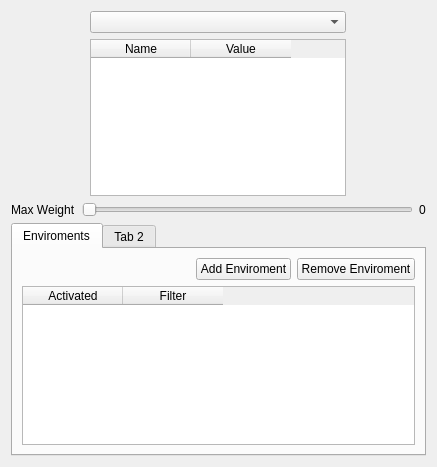
Before: the Qt Designer form yatel/gui/uis/ExplorerFrame.ui in leliel12/yatel, drawn with Qt 5.
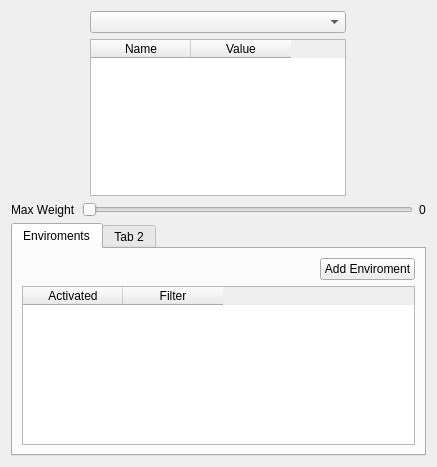
After: the same form once the commit is applied.

Commit message: remove button for enviroments implemented

```diff
--- a/yatel/gui/uis/ExplorerFrame.ui
+++ b/yatel/gui/uis/ExplorerFrame.ui
@@ -133,13 +133,6 @@
            </property>
           </widget>
          </item>
-         <item>
-          <widget class="QPushButton" name="pushButton_2">
-           <property name="text">
-            <string>Remove Enviroment</string>
-           </property>
-          </widget>
-         </item>
         </layout>
        </item>
        <item>
```
The commit also changes 2 other files.
